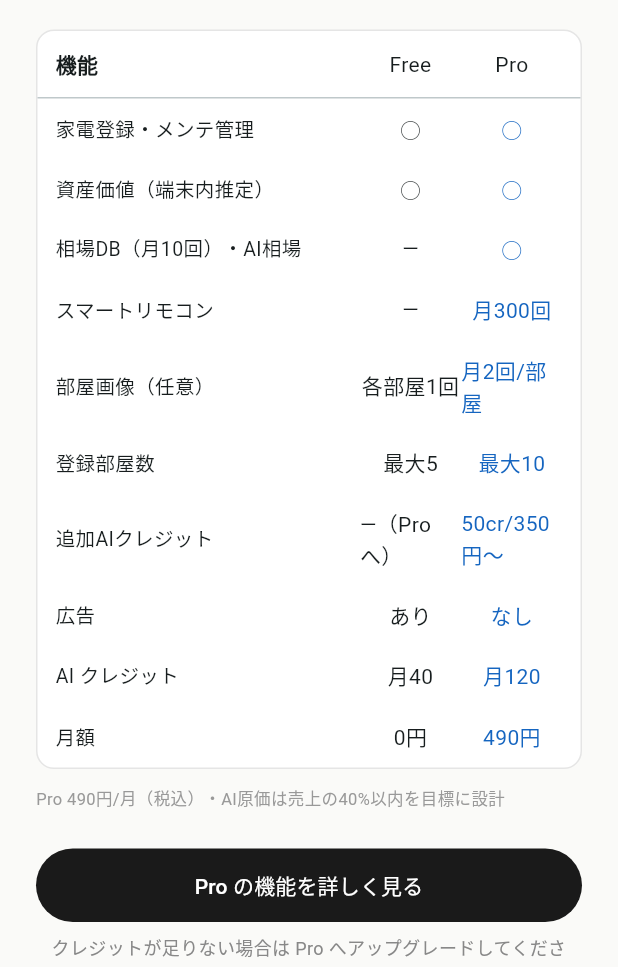
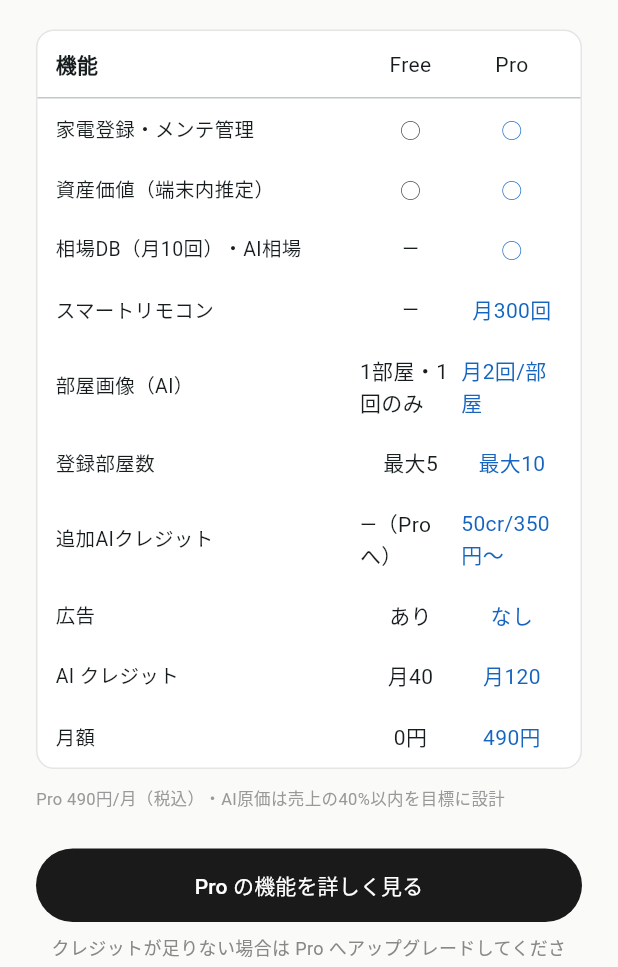
Before and after one commit to nr-ryotaro/HomTune, a Flutter app: the HomeScreen screen opened by its route, after a tap on the "workspace premium" icon, on a phone screen of 412 x 824 dp, the part 269-1236 px from its top. Run offline on Flutter 3.47's test engine with Material 3 defaults, Android fonts, the phone set to English and light mode, and no system bars; our stand-ins replace cached_network_image, fl_chart, go_router, google_mobile_ads, image_picker, pdf and 2 more; missing offline and left inert: google_mlkit_text_recognition, mobile_scanner, pdfx; accounts and stored records are empty.

Commit message:
feat: FreeのAI部屋画像をアカウント1回に制限し500人目標を試算
デフォルト部屋カード体験を無料のまま、再生成・別部屋はPro訴求に寄せる。
損益ドキュメントに転換率目標（5%など）を追加する。

Co-authored-by: NR <nr-ryotaro@users.noreply.github.com>

```diff
--- a/lib/models/ai_usage_policy.dart
+++ b/lib/models/ai_usage_policy.dart
@@ -38,6 +38,8 @@ class AiUsagePolicy {
   final int freeMonthlyCredits;
   final int proMonthlyCredits;
   final int freeRoomImageLifetimePerRoom;
+  /// Free: アカウント全体で使える AI 部屋画像の生涯回数（一部屋体験用）
+  final int freeRoomImageLifetimeAccount;
   final int proRoomImagePerRoomMonthly;
   final double softMonthlyCostWarnUsd;
   final double hardMonthlyCostCapUsd;
@@ -66,6 +68,7 @@ class AiUsagePolicy {
     this.freeMonthlyCredits = 40,
     this.proMonthlyCredits = 120,
     this.freeRoomImageLifetimePerRoom = 1,
+    this.freeRoomImageLifetimeAccount = 1,
     this.proRoomImagePerRoomMonthly = 2,
     this.softMonthlyCostWarnUsd = 0.95,
     this.hardMonthlyCostCapUsd = 1.25,
@@ -100,7 +103,7 @@ class AiUsagePolicy {
   int roomImageLimitForTier(SubscriptionTier tier) {
     switch (tier) {
       case SubscriptionTier.free:
-        return freeRoomImageLifetimePerRoom;
+        return freeRoomImageLifetimeAccount;
       case SubscriptionTier.pro:
         return proRoomImagePerRoomMonthly;
     }
@@ -125,6 +128,7 @@ class AiUsagePolicy {
     int? freeMonthlyCredits,
     int? proMonthlyCredits,
     int? freeRoomImageLifetimePerRoom,
+    int? freeRoomImageLifetimeAccount,
     int? proRoomImagePerRoomMonthly,
     double? softMonthlyCostWarnUsd,
     double? hardMonthlyCostCapUsd,
@@ -138,6 +142,8 @@ class AiUsagePolicy {
       proMonthlyCredits: proMonthlyCredits ?? this.proMonthlyCredits,
       freeRoomImageLifetimePerRoom:
           freeRoomImageLifetimePerRoom ?? this.freeRoomImageLifetimePerRoom,
+      freeRoomImageLifetimeAccount:
+          freeRoomImageLifetimeAccount ?? this.freeRoomImageLifetimeAccount,
       proRoomImagePerRoomMonthly:
           proRoomImagePerRoomMonthly ?? this.proRoomImagePerRoomMonthly,
       softMonthlyCostWarnUsd:
--- a/lib/screens/plan_screen.dart
+++ b/lib/screens/plan_screen.dart
@@ -121,7 +121,7 @@ class PlanScreen extends StatelessWidget {
       (feature: '資産価値（端末内推定）', free: '○', pro: '○'),
       (feature: '相場DB（月10回）・AI相場', free: '—', pro: '○'),
       (feature: 'スマートリモコン', free: '—', pro: '月300回'),
-      (feature: '部屋画像（任意）', free: '各部屋1回', pro: '月2回/部屋'),
+      (feature: '部屋画像（AI）', free: '1部屋・1回のみ', pro: '月2回/部屋'),
       (feature: '登録部屋数', free: '最大5', pro: '最大10'),
       (feature: '追加AIクレジット', free: '—（Proへ）', pro: '50cr/350円〜'),
       (feature: '広告', free: 'あり', pro: 'なし'),
--- a/lib/widgets/ads/pro_upgrade_dialog.dart
+++ b/lib/widgets/ads/pro_upgrade_dialog.dart
@@ -73,7 +73,7 @@ Future<void> showProUpgradeDialog(
             const Text('• スマートリモコン連携'),
           ] else if (isRoomImage) ...[
             const Text(
-              '無料プランでは部屋ごとに初回1回までAI画像を生成できます。Pro では月2回まで再生成できます。',
+              '無料プランではAI部屋画像は1部屋・1回までです。ほかの部屋はデフォルト画像のまま使え、雰囲気を変えたい・別部屋でも生成したいときは Pro へ。',
               style: TextStyle(fontSize: 13, height: 1.45),
             ),
             const SizedBox(height: 12),
@@ -82,7 +82,7 @@ Future<void> showProUpgradeDialog(
               style: TextStyle(fontWeight: FontWeight.w600),
             ),
             const SizedBox(height: 8),
-            const Text('• 部屋ごとに月2回まで再生成'),
+            const Text('• 最大10部屋・部屋ごとに月2回まで再生成'),
             const Text('• スタイル変更で雰囲気を更新'),
             const Text('• AIクレジット拡大（チャット・スキャンも）'),
             const SizedBox(height: 8),
```
Also changed, not shown: lib/services/ai_usage_service.dart (+7 -3 lines), 2 other files.
